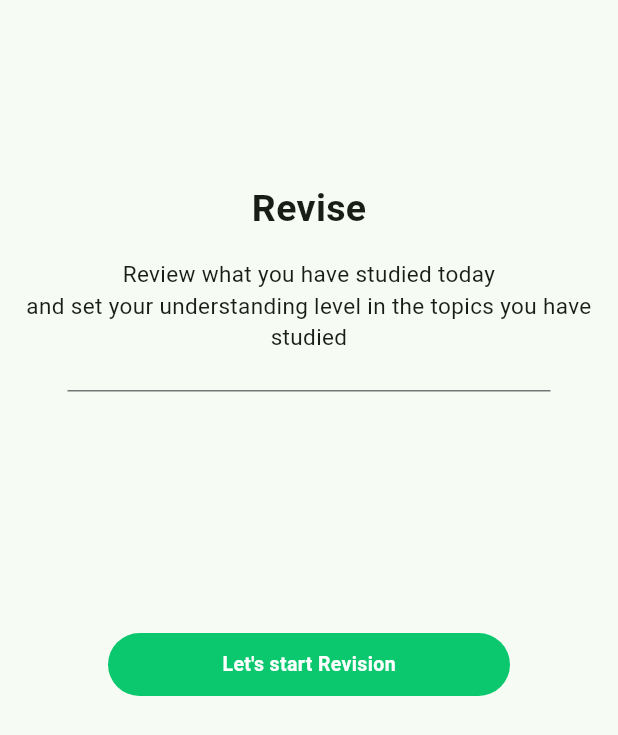
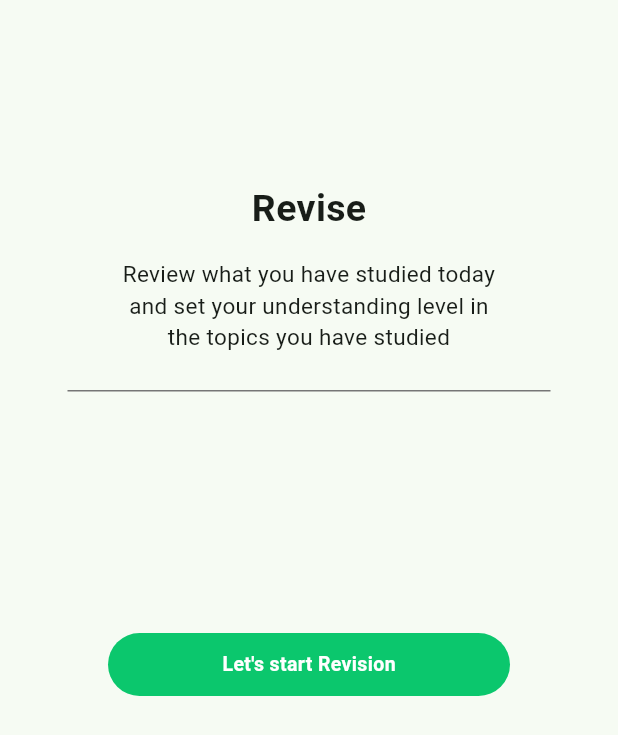
Before and after one commit to imranahmad2k1/spa-app, a Flutter app: the ReviseView screen opened by its route, on a phone screen of 412 x 824 dp. Shown: the top 735 px of the screen. Run offline on Flutter 3.47's test engine with Material 2 defaults, Android fonts, the phone set to English and light mode, and no system bars; our stand-ins replace carousel_slider.

Commit message:
minor text change

```diff
--- a/lib/views/revise/revise_view.dart
+++ b/lib/views/revise/revise_view.dart
@@ -25,7 +25,7 @@ class ReviseView extends StatelessWidget {
           ),
           const CustomText(
             text:
-                'Review what you have studied today \nand set your understanding level in the topics you have studied',
+                'Review what you have studied today \nand set your understanding level in\nthe topics you have studied',
             alignLeft: false,
           ),
           const SizedBox(
```
